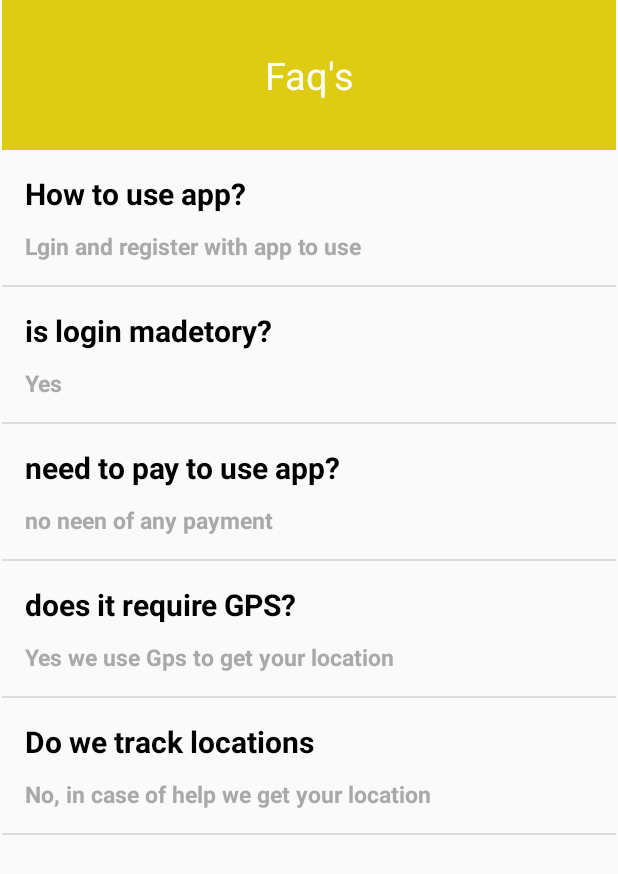
After one commit to mithrabalakrishnan/CarBreakdown, an Android app: the Faq screen opened directly, with no data from a screen before it, on a phone screen of 412 x 824 dp. The commit adds this screen. Shown: the top 874 px of the screen. Run offline under Robolectric (Android 15) with nearby library versions, the phone set to English and light mode, and no system bars; network calls fail.

Commit message:
added FAq

```diff
--- a/app/src/main/AndroidManifest.xml
+++ b/app/src/main/AndroidManifest.xml
@@ -22,7 +22,9 @@
         android:theme="@style/AppTheme.NoActionBar"
         android:usesCleartextTraffic="true"
         tools:ignore="GoogleAppIndexingWarning">
-        <activity android:name=".Signup"></activity>
+        <activity android:name=".Help"></activity>
+        <activity android:name=".Faq" />
+        <activity android:name=".Signup" />
         <activity android:name=".Login" />
         <activity android:name=".SplashScreen">
             <intent-filter>
--- /dev/null
+++ b/app/src/main/java/uk/ac/tees/aad/W9511357/Faq.java
@@ -0,0 +1,71 @@
+package uk.ac.tees.aad.W9511357;
+
+import androidx.annotation.NonNull;
+import androidx.annotation.Nullable;
+import androidx.appcompat.app.AppCompatActivity;
+
+import android.content.Context;
+import android.os.Bundle;
+import android.view.LayoutInflater;
+import android.view.View;
+import android.view.ViewGroup;
+import android.widget.ArrayAdapter;
+import android.widget.ListView;
+import android.widget.TextView;
+
+public class Faq extends AppCompatActivity {
+
+    @Override
+    protected void onCreate(Bundle savedInstanceState) {
+        super.onCreate(savedInstanceState);
+        setContentView(R.layout.activity_faq);
+
+        ListView listView = findViewById(R.id.listViewid);
+
+        String[] q ={"How to use app?","is login madetory?","need to pay to use app?","does it require GPS?","Do we track locations"} ;
+        String[] a ={"Lgin and register with app to use","Yes","no neen of any payment","Yes we use Gps to get your location","No, in case of help we get your location"} ;
+
+        FaqAdapter adapter = new FaqAdapter(getApplicationContext(), q,  a);
+        listView.setAdapter(adapter);
+
+
+    }
+}
+
+class FaqAdapter extends ArrayAdapter<String> {
+
+    Context context;
+
+    String questions[];
+    String answers[];
+
+
+
+    FaqAdapter (Context c, String questions[], String answers[])
+    {
+        super(c, R.layout.list_item,R.id.textView1,questions);
+        this.context = c;
+        this.questions = questions;
+        this.answers = answers;
+
+    }
+
+    @NonNull
+    @Override
+    public View getView(int position, @Nullable View convertView, @NonNull ViewGroup parent)
+    {
+
+        LayoutInflater layoutInflater = (LayoutInflater) getContext().getApplicationContext().getSystemService(Context.LAYOUT_INFLATER_SERVICE);
+        View row = layoutInflater.inflate(R.layout.list_item,parent, false);
+
+        TextView myTitle = row.findViewById(R.id.textView1);
+        TextView myDescription = row.findViewById(R.id.textView2);
+
+        myTitle.setText(questions[position]);
+        myDescription.setText(answers[position]);
+
+        return row;
+    }
+
+
+}
--- /dev/null
+++ b/app/src/main/java/uk/ac/tees/aad/W9511357/Help.java
@@ -0,0 +1,14 @@
+package uk.ac.tees.aad.W9511357;
+
+import androidx.appcompat.app.AppCompatActivity;
+
+import android.os.Bundle;
+
+public class Help extends AppCompatActivity {
+
+    @Override
+    protected void onCreate(Bundle savedInstanceState) {
+        super.onCreate(savedInstanceState);
+        setContentView(R.layout.activity_help);
+    }
+}
--- a/app/src/main/java/uk/ac/tees/aad/W9511357/Login.java
+++ b/app/src/main/java/uk/ac/tees/aad/W9511357/Login.java
@@ -80,4 +80,11 @@ public class Login extends AppCompatActivity {
         });
         requestQueue.add(request);
     }
+
+    @Override
+    public void onBackPressed() {
+        finish();
+        finishAffinity();
+        super.onBackPressed();
+    }
 }
--- a/app/src/main/java/uk/ac/tees/aad/W9511357/MapsScreen.java
+++ b/app/src/main/java/uk/ac/tees/aad/W9511357/MapsScreen.java
@@ -13,6 +13,7 @@ import android.location.Location;
 import android.location.LocationManager;
 import android.os.Bundle;
 import android.provider.Settings;
+import android.view.View;
 import android.widget.Toast;
 
 import com.google.android.gms.location.FusedLocationProviderClient;
@@ -37,6 +38,19 @@ public class MapsScreen extends FragmentActivity implements OnMapReadyCallback {
         SupportMapFragment mapFragment = (SupportMapFragment) getSupportFragmentManager()
                 .findFragmentById(R.id.map);
         mapFragment.getMapAsync(this);
+
+        findViewById(R.id.faqbtn).setOnClickListener(new View.OnClickListener() {
+            @Override
+            public void onClick(View v) {
+                startActivity(new Intent(getApplicationContext(),Faq.class));
+            }
+        });
+        findViewById(R.id.helpBtn).setOnClickListener(new View.OnClickListener() {
+            @Override
+            public void onClick(View v) {
+                startActivity(new Intent(getApplicationContext(),Help.class));
+            }
+        });
     }
 
     @Override
@@ -88,5 +102,10 @@ public class MapsScreen extends FragmentActivity implements OnMapReadyCallback {
         }
     }
 
-
+    @Override
+    public void onBackPressed() {
+        finish();
+        finishAffinity();
+        super.onBackPressed();
+    }
 }
--- a/app/src/main/java/uk/ac/tees/aad/W9511357/Signup.java
+++ b/app/src/main/java/uk/ac/tees/aad/W9511357/Signup.java
@@ -68,4 +68,11 @@ public class Signup extends AppCompatActivity {
         });
         requestQueue.add(request);
     }
+
+    @Override
+    public void onBackPressed() {
+        finish();
+        finishAffinity();
+        super.onBackPressed();
+    }
 }
--- /dev/null
+++ b/app/src/main/res/layout/activity_faq.xml
@@ -0,0 +1,41 @@
+<?xml version="1.0" encoding="utf-8"?>
+<androidx.constraintlayout.widget.ConstraintLayout xmlns:android="http://schemas.android.com/apk/res/android"
+    xmlns:app="http://schemas.android.com/apk/res-auto"
+    xmlns:tools="http://schemas.android.com/tools"
+    android:layout_width="match_parent"
+    android:layout_height="match_parent"
+    tools:context=".Faq">
+
+    <ListView
+        android:id="@+id/listViewid"
+        android:layout_width="409dp"
+        android:layout_height="0dp"
+        app:layout_constraintBottom_toBottomOf="parent"
+        app:layout_constraintEnd_toEndOf="parent"
+        app:layout_constraintStart_toStartOf="parent"
+        app:layout_constraintTop_toBottomOf="@+id/clay" />
+
+    <androidx.constraintlayout.widget.ConstraintLayout
+        android:id="@+id/clay"
+        android:layout_width="409dp"
+        android:layout_height="100dp"
+        android:background="@color/colorPrimary"
+        app:layout_constraintBottom_toTopOf="@+id/listViewid"
+        app:layout_constraintEnd_toEndOf="parent"
+        app:layout_constraintStart_toStartOf="parent"
+        app:layout_constraintTop_toTopOf="parent">
+
+        <TextView
+            android:id="@+id/textView"
+            android:layout_width="wrap_content"
+            android:layout_height="wrap_content"
+            android:text="@string/faq_s"
+            android:background="@color/colorPrimary"
+            android:textColor="@color/colorAccent"
+            android:textSize="25sp"
+            app:layout_constraintBottom_toBottomOf="parent"
+            app:layout_constraintEnd_toEndOf="parent"
+            app:layout_constraintStart_toStartOf="parent"
+            app:layout_constraintTop_toTopOf="parent" />
+    </androidx.constraintlayout.widget.ConstraintLayout>
+</androidx.constraintlayout.widget.ConstraintLayout>
--- /dev/null
+++ b/app/src/main/res/layout/activity_help.xml
@@ -0,0 +1,9 @@
+<?xml version="1.0" encoding="utf-8"?>
+<androidx.constraintlayout.widget.ConstraintLayout xmlns:android="http://schemas.android.com/apk/res/android"
+    xmlns:app="http://schemas.android.com/apk/res-auto"
+    xmlns:tools="http://schemas.android.com/tools"
+    android:layout_width="match_parent"
+    android:layout_height="match_parent"
+    tools:context=".Help">
+
+</androidx.constraintlayout.widget.ConstraintLayout>
--- /dev/null
+++ b/app/src/main/res/layout/list_item.xml
@@ -0,0 +1,42 @@
+<?xml version="1.0" encoding="utf-8"?>
+<LinearLayout xmlns:android="http://schemas.android.com/apk/res/android"
+    android:orientation="horizontal"
+    android:layout_width="match_parent"
+    android:layout_height="wrap_content"
+    android:padding="10dp"
+    >
+
+    <LinearLayout
+        android:layout_width="match_parent"
+        android:layout_height="wrap_content"
+        android:orientation="vertical"
+        >
+
+        <TextView
+            android:layout_width="match_parent"
+            android:layout_height="wrap_content"
+            android:text="@string/question"
+            android:textColor="#000"
+            android:textStyle="bold"
+            android:layout_margin="5dp"
+            android:textSize="20sp"
+            android:id="@+id/textView1"
+            />
+
+        <TextView
+            android:layout_width="match_parent"
+            android:layout_height="wrap_content"
+            android:text="@string/answer"
+            android:textColor="#a9a9a9"
+            android:textStyle="bold"
+            android:layout_margin="5dp"
+            android:textSize="15sp"
+            android:id="@+id/textView2"
+            />
+        <!--so our layout is set-->
+
+    </LinearLayout>
+
+
+
+</LinearLayout>
--- a/app/src/main/res/values/strings.xml
+++ b/app/src/main/res/values/strings.xml
@@ -17,4 +17,7 @@
     <string name="mobile_number">Mobile Number</string>
     <string name="hrlp">Help !</string>
     <string name="faq">Faq</string>
+    <string name="faq_s">Faq\'s</string>
+    <string name="answer">answer</string>
+    <string name="question">question</string>
 </resources>
```
